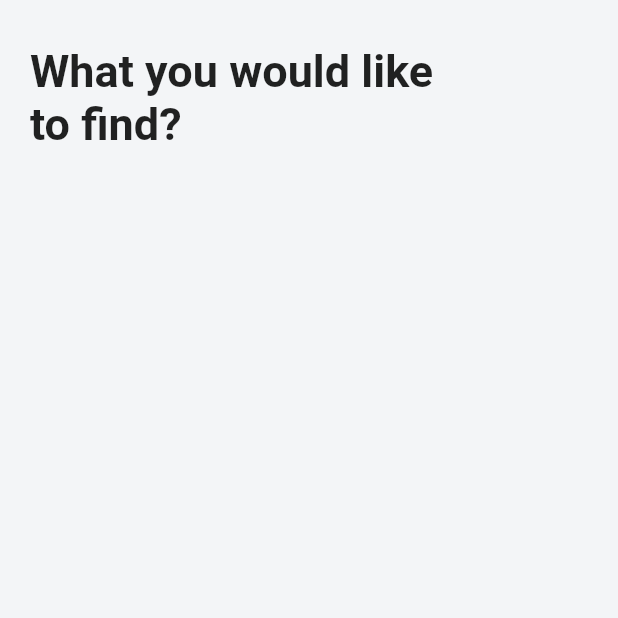
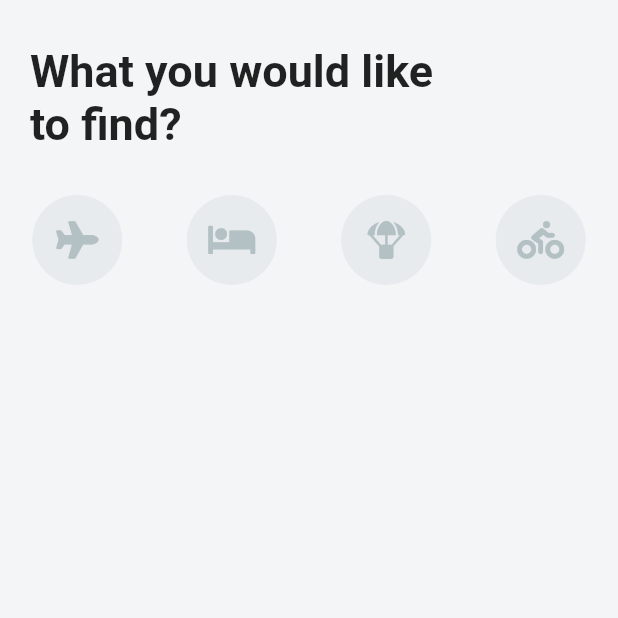
Before and after one commit to Adil-Rangila/travel_ui_flutter, a Flutter app: the screen it shows after launch, on a phone screen of 412 x 824 dp, the top half of it. Run offline on Flutter 3.47's test engine with Material 2 defaults, Android fonts, the phone set to English and light mode, and no system bars; our stand-ins replace font_awesome_flutter.

Commit message:
icons row created

```diff
--- a/lib/screens/home_screen.dart
+++ b/lib/screens/home_screen.dart
@@ -1,5 +1,6 @@
 import 'package:flutter/cupertino.dart';
 import 'package:flutter/material.dart';
+import 'package:font_awesome_flutter/font_awesome_flutter.dart';
 
 class HomeScreen extends StatefulWidget {
   @override
@@ -7,6 +8,45 @@ class HomeScreen extends StatefulWidget {
 }
 
 class _HomeScreenState extends State<HomeScreen> {
+  int _selectedIndex;
+
+  //list of font awesome icons........................
+  List<IconData> _icons = [
+    FontAwesomeIcons.plane,
+    FontAwesomeIcons.bed,
+    FontAwesomeIcons.parachuteBox,
+    FontAwesomeIcons.biking,
+  ];
+
+  //icons widget ....................................
+  Widget _buildIcon(int index) {
+    return GestureDetector(
+      onTap: () {
+        setState(() {
+          _selectedIndex = index;
+        });
+        print(_selectedIndex);
+      },
+      child: Container(
+        height: 60.0,
+        width: 60.0,
+        decoration: BoxDecoration(
+          color: _selectedIndex == index
+              ? Theme.of(context).accentColor
+              : Color(0xffe7ebee),
+          borderRadius: BorderRadius.circular(30.0),
+        ),
+        child: Icon(
+          _icons[index],
+          size: 25.0,
+          color: _selectedIndex == index
+              ? Theme.of(context).primaryColor
+              : Color(0xffb4c1c4),
+        ),
+      ),
+    );
+  }
+
   @override
   Widget build(BuildContext context) {
     return Scaffold(
@@ -27,6 +67,19 @@ class _HomeScreenState extends State<HomeScreen> {
                 ),
               ),
             ),
+            SizedBox(
+              height: 30.0,
+            ),
+            Row(
+              mainAxisAlignment: MainAxisAlignment.spaceAround,
+              children: _icons
+                  .asMap()
+                  .entries
+                  .map(
+                    (map) => _buildIcon(map.key),
+                  )
+                  .toList(),
+            ),
           ],
         ),
       ),
```
